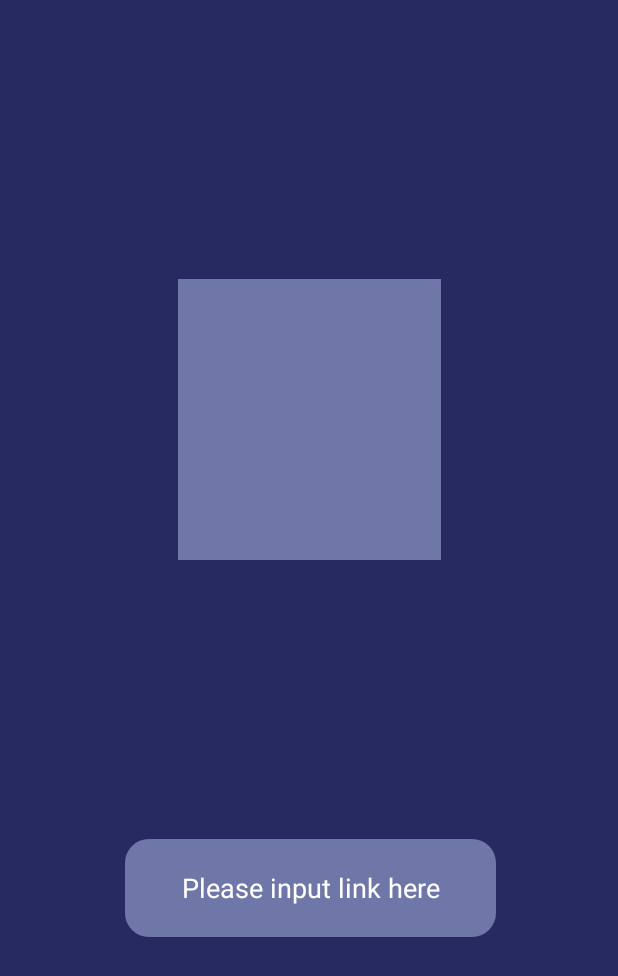
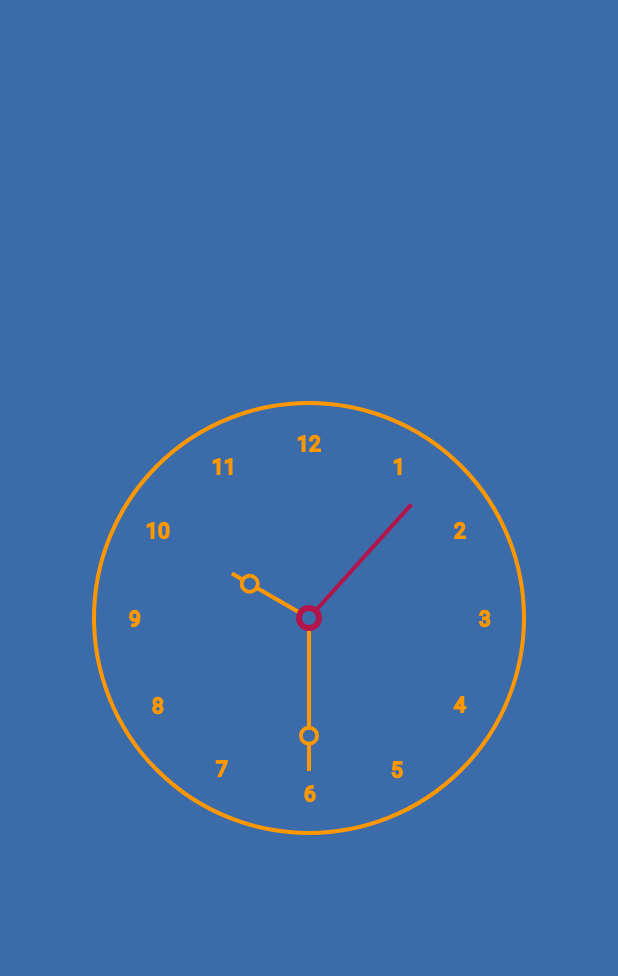
Before and after one commit to chevotakoe/ViewsTasks, an Android app: the screen it shows after launch (MainActivity), on a phone screen of 412 x 824 dp. Shown: the top 976 px of the screen. Run offline under Robolectric (Android 15) with nearby library versions, the phone set to English and light mode, and no system bars.

Commit message:
Clock functionality implemented

```diff
--- /dev/null
+++ b/app/src/main/java/com/project/viewstasks/ClockView.kt
@@ -0,0 +1,139 @@
+package com.project.viewstasks
+
+import android.content.Context
+import android.graphics.Canvas
+import android.graphics.Color
+import android.graphics.Paint
+import android.graphics.Rect
+import android.util.AttributeSet
+import android.view.View
+import java.util.Calendar
+import kotlin.math.cos
+import kotlin.math.sin
+
+class ClockView : View {
+    private var height: Int = 0
+    private var width: Int = 0
+    private var padding: Int = 0
+    private var fontSize: Int = 0
+    private var numSpacing: Int = 0
+    private var handCutting: Int = 0
+    private var hourHandCutting: Int = 0
+    private var radius: Int = 0
+    private lateinit var paint: Paint
+    private var isInit: Boolean = false
+    private var numbers: Array<Int> = arrayOf(1, 2, 3, 4, 5, 6, 7, 8, 9, 10, 11, 12)
+    private var rect: Rect = Rect()
+
+    constructor(context: Context) : this(context, null)
+    constructor(context: Context, attrs: AttributeSet?) : this(context, attrs, 0)
+    constructor(context: Context, attrs: AttributeSet?, defStyleAttr: Int) : super(
+        context,
+        attrs,
+        defStyleAttr
+    )
+
+    private fun init() {
+        height = getHeight()
+        width = getWidth()
+        padding = numSpacing + 50
+        fontSize = 21
+        val min = height.coerceAtMost(width)
+        radius = min / 2 - padding
+        handCutting = min / 20
+        hourHandCutting = min / 7
+        paint = Paint()
+        isInit = true
+    }
+
+    override fun onDraw(canvas: Canvas) {
+        if (!isInit) {
+            init()
+        }
+        canvas.drawColor(Color.TRANSPARENT)
+        drawDial(canvas)
+        drawNumbers(canvas)
+        drawHands(canvas)
+        drawCenter(canvas)
+        postInvalidateDelayed(500)
+        invalidate()
+    }
+
+    private fun drawDial(canvas: Canvas) {
+        paint.reset()
+        paint.color = Color.parseColor("#FFFF9800")
+        paint.strokeWidth = 4f
+        paint.style = Paint.Style.STROKE
+        paint.isAntiAlias = true
+        canvas.drawCircle(
+            (width / 2).toFloat(),
+            (height / 2).toFloat(),
+            (radius + padding - 10).toFloat(),
+            paint
+        )
+    }
+
+    private fun drawCenter(canvas: Canvas) {
+        paint.style = Paint.Style.FILL
+        canvas.drawCircle((width / 2).toFloat(), (height / 2).toFloat(), 13f, paint)
+        paint.color = Color.parseColor("#3C6BAA")
+        canvas.drawCircle((width / 2).toFloat(), (height / 2).toFloat(), 7f, paint)
+        paint.color = Color.parseColor("#FFFF9800")
+    }
+
+    private fun drawNumbers(canvas: Canvas) {
+        paint.strokeWidth = 2f
+        paint.textSize = fontSize.toFloat()
+        for (number in numbers) {
+            val tmp = number.toString()
+            paint.getTextBounds(tmp, 0, tmp.length, rect)
+            val angle = Math.PI / 6 * (number - 3)
+            val x = (width / 2 + cos(angle) * radius - rect.width() / 2).toInt()
+            val y = (height / 2 + sin(angle) * radius + rect.height() / 2).toInt()
+            canvas.drawText(tmp, x.toFloat(), y.toFloat(), paint)
+        }
+        paint.strokeWidth = 4f
+    }
+
+    private fun drawHands(canvas: Canvas) {
+        val c = Calendar.getInstance()
+        var hour = c[Calendar.HOUR_OF_DAY].toFloat()
+        hour = if (hour > 12) hour - 12 else hour
+        drawHand(canvas, (hour + c[Calendar.MINUTE] / 60) * 5f, isHour = true, false)
+        drawHand(canvas, c[Calendar.MINUTE].toFloat(), isHour = false, false)
+        drawHand(canvas, c[Calendar.SECOND].toFloat(), isHour = false, true)
+    }
+
+    private fun drawHand(canvas: Canvas, loc: Float, isHour: Boolean, isSecond: Boolean) {
+        val angle = Math.PI * loc / 30 - Math.PI / 2
+        if (isSecond) paint.color = Color.parseColor("#FFB3144A")
+        val handRadius =
+            if (isHour) radius - handCutting - hourHandCutting else radius - handCutting
+        canvas.drawLine(
+            (width / 2).toFloat(),
+            (height / 2).toFloat(),
+            (width / 2 + cos(angle) * handRadius).toFloat(),
+            (height / 2 + sin(angle) * handRadius).toFloat(),
+            paint
+        )
+        if (!isSecond) {
+            paint.style = Paint.Style.STROKE
+            canvas.drawCircle(
+                (width / 2 + cos(angle) * handRadius / 1.3).toFloat(),
+                (height / 2 + sin(angle) * handRadius / 1.3).toFloat(),
+                8F,
+                paint
+            )
+            paint.style = Paint.Style.FILL
+            paint.color = Color.parseColor("#3C6BAA")
+            canvas.drawCircle(
+                (width / 2 + cos(angle) * handRadius / 1.3).toFloat(),
+                (height / 2 + sin(angle) * handRadius / 1.3).toFloat(),
+                6F,
+                paint
+            )
+            paint.color = Color.parseColor("#FFFF9800")
+        }
+
+    }
+}
--- a/app/src/main/java/com/project/viewstasks/MainActivity.kt
+++ b/app/src/main/java/com/project/viewstasks/MainActivity.kt
@@ -1,70 +1,12 @@
 package com.project.viewstasks
 
-import android.graphics.drawable.Drawable
 import android.os.Bundle
-import android.view.KeyEvent
-import android.view.View
-import android.widget.EditText
-import android.widget.ImageView
-import android.widget.Toast
 import androidx.appcompat.app.AppCompatActivity
-import com.bumptech.glide.Glide
-import com.bumptech.glide.load.DataSource
-import com.bumptech.glide.load.engine.GlideException
-import com.bumptech.glide.request.RequestListener
-import com.bumptech.glide.request.target.Target
 
 class MainActivity : AppCompatActivity() {
     override fun onCreate(savedInstanceState: Bundle?) {
         super.onCreate(savedInstanceState)
         setContentView(R.layout.activity_main)
 
-        val picturePath: EditText = findViewById(R.id.picturePath)
-        val url = picturePath.text
-
-        val providedPicture: ImageView = findViewById(R.id.providedPicture)
-
-        picturePath.setOnKeyListener(object : View.OnKeyListener {
-            override fun onKey(v: View?, keyCode: Int, event: KeyEvent): Boolean {
-                if (event.action == KeyEvent.ACTION_DOWN &&
-                    keyCode == KeyEvent.KEYCODE_ENTER
-                ) {
-                    Glide
-                        .with(applicationContext)
-                        .load(url.toString())
-                        .listener(object : RequestListener<Drawable> {
-                            override fun onResourceReady(
-                                resource: Drawable,
-                                model: Any,
-                                target: Target<Drawable>?,
-                                dataSource: DataSource,
-                                isFirstResource: Boolean
-                            ): Boolean {
-                                return false
-                            }
-
-                            override fun onLoadFailed(
-                                e: GlideException?,
-                                model: Any?,
-                                target: Target<Drawable>,
-                                isFirstResource: Boolean
-                            ): Boolean {
-                                val toast = Toast.makeText(
-                                    applicationContext,
-                                    "Can't load your picture",
-                                    Toast.LENGTH_SHORT
-                                )
-                                toast.show()
-                                return false
-                            }
-                        })
-                        .into(providedPicture)
-
-                    return true
-                }
-
-                return false
-            }
-        })
     }
 }
--- a/app/src/main/res/layout/activity_main.xml
+++ b/app/src/main/res/layout/activity_main.xml
@@ -4,41 +4,17 @@
     xmlns:tools="http://schemas.android.com/tools"
     android:layout_width="match_parent"
     android:layout_height="match_parent"
-    android:background="#272A61"
+    android:background="#3C6BAA"
     android:baselineAligned="false"
     android:orientation="horizontal"
     tools:context=".MainActivity">
 
-    <ImageView
-        android:id="@+id/providedPicture"
-        android:layout_width="175dp"
-        android:layout_height="187dp"
-        android:background="#9F98A6D3"
-        android:contentDescription="@string/provided_pic_description"
-        app:layout_constraintBottom_toTopOf="@+id/picturePath"
+    <com.project.viewstasks.ClockView
+        android:layout_width="300dp"
+        android:layout_height="300dp"
+        app:layout_constraintBottom_toBottomOf="parent"
         app:layout_constraintEnd_toEndOf="parent"
         app:layout_constraintStart_toStartOf="parent"
-        app:layout_constraintTop_toTopOf="parent"
-        tools:srcCompat="@tools:sample/avatars" />
-
-    <EditText
-        android:id="@+id/picturePath"
-        android:layout_width="247dp"
-        android:layout_height="65dp"
-        android:autofillHints="link"
-        android:background="@drawable/custom_edittext"
-        android:backgroundTint="#9F98A6D3"
-        android:ems="10"
-        android:gravity="center"
-        android:hint="@string/pic_link_hint"
-        android:inputType="text"
-        android:textColor="#FFFFFF"
-        android:textColorHint="@color/white"
-        app:layout_constraintBottom_toBottomOf="parent"
-        app:layout_constraintEnd_toEndOf="parent"
-        app:layout_constraintHorizontal_bias="0.507"
-        app:layout_constraintStart_toStartOf="parent"
-        app:layout_constraintTop_toTopOf="parent"
-        app:layout_constraintVertical_bias="0.737" />
+        app:layout_constraintTop_toTopOf="parent" />
 
 </androidx.constraintlayout.widget.ConstraintLayout>
```
